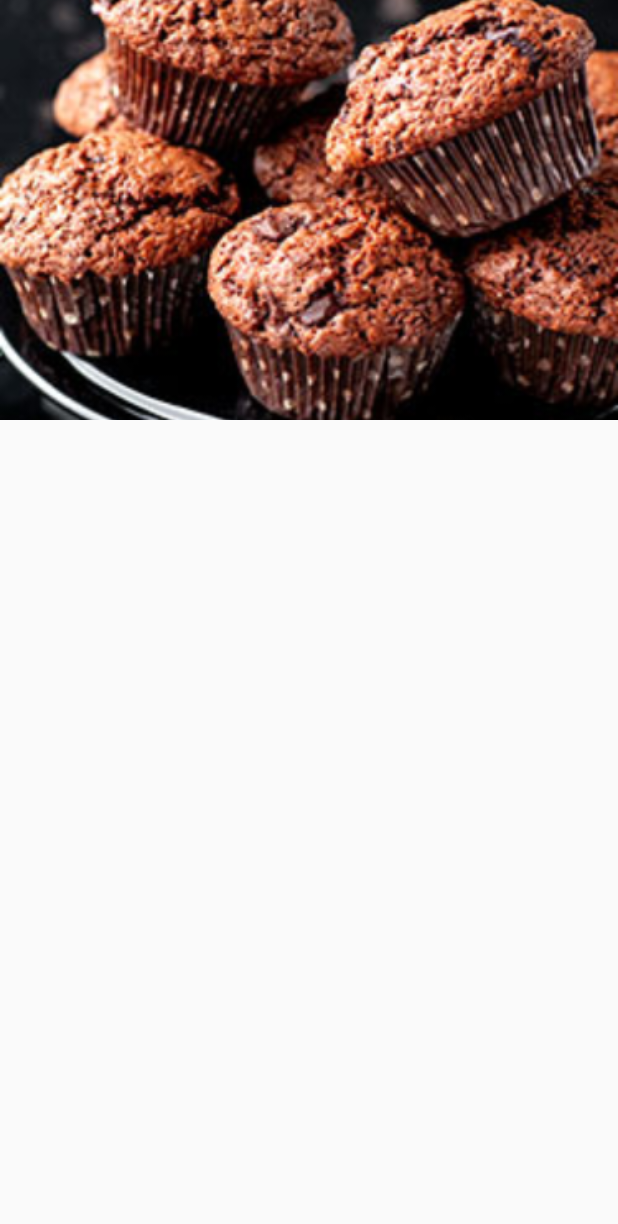
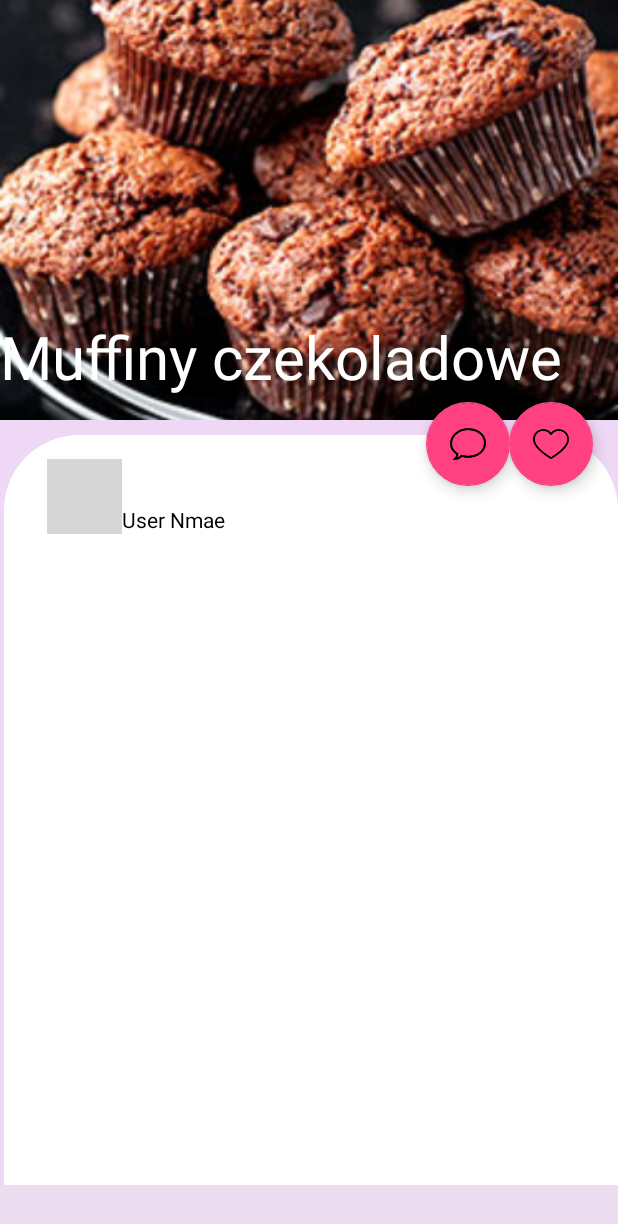
Before and after one commit to daria1703/Yummy, an Android app: the layout activity_recipe.xml on its own in the app's theme, with its tools: preview values and no code run, on a phone screen of 412 x 824 dp. Shown: the top 1224 px of the screen. Run offline under Robolectric (Android 15) with nearby library versions, the phone set to English and light mode, and no system bars; grey boxes are pictures that could not be loaded.

Commit message:
layoutprzepisu

```diff
--- /dev/null
+++ b/app/src/main/java/com/example/yummy/Recipe.java
@@ -0,0 +1,33 @@
+package com.example.yummy;
+
+import android.content.Intent;
+import android.os.Bundle;
+import android.widget.Button;
+import android.widget.ImageView;
+import android.widget.TextView;
+
+import androidx.appcompat.app.AppCompatActivity;
+
+
+
+public class Recipe extends AppCompatActivity {
+
+    ImageView imgae_od_dish;
+    TextView title_of_dish;
+    Button heart_btn;
+    Button comments_btn;
+
+    @Override
+    protected void onCreate(Bundle savedInstanceState) {
+        super.onCreate(savedInstanceState);
+        setContentView(R.layout.activity_recipe);
+
+        imgae_od_dish = findViewById(R.id.imgae_od_dish);
+        title_of_dish = findViewById(R.id.title_of_dish);
+        heart_btn = findViewById(R.id.heart_btn);
+        comments_btn = findViewById(R.id.comments_btn);
+
+    }
+
+
+}
--- a/app/src/main/java/com/example/yummy/StartScreen.java
+++ b/app/src/main/java/com/example/yummy/StartScreen.java
@@ -4,6 +4,7 @@ import androidx.appcompat.app.AppCompatActivity;
 import androidx.recyclerview.widget.LinearLayoutManager;
 import androidx.recyclerview.widget.RecyclerView;
 
+import android.content.Intent;
 import android.os.Bundle;
 import android.os.Handler;
 import android.widget.Toast;
@@ -47,14 +48,7 @@ public class StartScreen extends AppCompatActivity {
         items.add(new DynamicRVModel("Pizza"));
         items.add(new DynamicRVModel("Pizza"));
         items.add(new DynamicRVModel("Pizza"));
-        items.add(new DynamicRVModel("Pizza"));
-        items.add(new DynamicRVModel("Pizza"));
-        items.add(new DynamicRVModel("Pizza"));
-        items.add(new DynamicRVModel("Pizza"));
-        items.add(new DynamicRVModel("Pizza"));
-        items.add(new DynamicRVModel("Pizza"));
-        items.add(new DynamicRVModel("Pizza"));
-        items.add(new DynamicRVModel("Pizza"));
+
 
         RecyclerView drv = findViewById(R.id.rv2);
         drv.setLayoutManager(new LinearLayoutManager(this));
@@ -92,4 +86,6 @@ public class StartScreen extends AppCompatActivity {
         });
 
     }
+
+
 }
--- a/app/src/main/res/drawable/ic_heart.xml
+++ b/app/src/main/res/drawable/ic_heart.xml
@@ -2,8 +2,12 @@
     android:width="391.837dp"
     android:height="391.837dp"
     android:viewportWidth="391.837"
-    android:viewportHeight="391.837">
+    android:viewportHeight="391.837"
+
+    >
   <path
       android:pathData="M285.257,35.528c58.743,0.286 106.294,47.836 106.58,106.58c0,107.624 -195.918,214.204 -195.918,214.204S0,248.165 0,142.108c0,-58.862 47.717,-106.58 106.58,-106.58l0,0c36.032,-0.281 69.718,17.842 89.339,48.065C215.674,53.517 249.273,35.441 285.257,35.528z"
       android:fillColor="#D7443E"/>
+
+
 </vector>
--- /dev/null
+++ b/app/src/main/res/drawable/recipe_bg.xml
@@ -0,0 +1,9 @@
+<?xml version="1.0" encoding="utf-8"?>
+<shape xmlns:android="http://schemas.android.com/apk/res/android">
+
+    <solid android:color="#ffffff"/>
+    <corners android:topLeftRadius="50dp"
+        android:topRightRadius="50dp"/>
+
+
+</shape>
--- a/app/src/main/res/layout/activity_recipe.xml
+++ b/app/src/main/res/layout/activity_recipe.xml
@@ -1,57 +1,118 @@
 <?xml version="1.0" encoding="utf-8"?>
-<androidx.constraintlayout.widget.ConstraintLayout xmlns:android="http://schemas.android.com/apk/res/android"
+<ScrollView xmlns:android="http://schemas.android.com/apk/res/android"
     xmlns:app="http://schemas.android.com/apk/res-auto"
+    xmlns:tools="http://schemas.android.com/tools"
     android:layout_width="match_parent"
     android:layout_height="match_parent"
+    android:background="#EDDDF1"
+    tools:context=".StartScreen">
+
+    <?xml version="1.0" encoding="utf-8"?>
+
+    <androidx.constraintlayout.widget.ConstraintLayout
+
+        android:layout_width="match_parent"
+        android:layout_height="match_parent"
+        android:background="#EFD7F6"
         android:orientation="vertical">
 
-    <com.google.android.material.appbar.AppBarLayout
-        android:id="@+id/appbar"
-        android:layout_width="match_parent"
-        android:layout_height="280dp"
-        android:fitsSystemWindows="true"
-        android:theme="@style/AppTheme"
-        app:layout_constraintStart_toStartOf="parent"
-        app:layout_constraintTop_toTopOf="parent">
-
-        <com.google.android.material.appbar.CollapsingToolbarLayout
-            android:layout_width="match_parent"
-            android:layout_height="match_parent"
-            android:fitsSystemWindows="true"
-            app:contentScrim="?attr/colorPrimary"
-            app:layout_scrollFlags="scroll|snap|exitUntilCollapsed"
-            app:title="Babeczka z czekoladą"
-            android:id="@+id/collapsin_toolbar">
 
         <ImageView
+            android:id="@+id/imgae_od_dish"
             android:layout_width="412dp"
             android:layout_height="280dp"
             android:layout_gravity="center"
             android:scaleType="centerCrop"
             android:src="@drawable/muffiny_czekoladowe_00"
-                app:layout_collapseMode="parallax"/>
+            app:layout_collapseMode="parallax"
+            app:layout_constraintEnd_toEndOf="parent"
+            app:layout_constraintStart_toStartOf="parent"
+            app:layout_constraintTop_toTopOf="parent" />
 
-            <androidx.appcompat.widget.Toolbar
-                android:id="@+id/toolbar"
-                android:layout_width="match_parent"
-                android:layout_height="?attr/actionBarSize"
-                app:layout_collapseMode="pin"/>
+        <TextView
+            android:id="@+id/title_of_dish"
+            android:layout_width="wrap_content"
+            android:layout_height="wrap_content"
+            android:text="Muffiny czekoladowe"
+            android:textColor="@color/white"
+            android:textSize="40dp"
+            app:layout_constraintBottom_toBottomOf="parent"
+            app:layout_constraintEnd_toEndOf="parent"
+            app:layout_constraintHorizontal_bias="0.0"
+            app:layout_constraintStart_toStartOf="parent"
+            app:layout_constraintTop_toTopOf="parent"
+            app:layout_constraintVertical_bias="0.286" />
+
+        <com.google.android.material.floatingactionbutton.FloatingActionButton
+            android:id="@+id/heart_btn"
+            android:layout_width="wrap_content"
+            android:layout_height="wrap_content"
+            android:clickable="true"
+            app:layout_constraintBottom_toBottomOf="parent"
+            app:layout_constraintEnd_toEndOf="parent"
+            app:layout_constraintHorizontal_bias="0.954"
+            app:layout_constraintStart_toStartOf="parent"
+            app:layout_constraintTop_toTopOf="parent"
+            app:layout_constraintVertical_bias="0.365"
+            app:srcCompat="@drawable/ic_empty_heart"
+            tools:ignore="VectorDrawableCompat" />
+
+        <com.google.android.material.floatingactionbutton.FloatingActionButton
+            android:id="@+id/comments_btn"
+            android:layout_width="wrap_content"
+            android:layout_height="wrap_content"
+            android:clickable="true"
+            app:layout_constraintBottom_toBottomOf="parent"
+            app:layout_constraintEnd_toEndOf="parent"
+            app:layout_constraintHorizontal_bias="0.797"
+            app:layout_constraintStart_toStartOf="parent"
+            app:layout_constraintTop_toTopOf="parent"
+            app:layout_constraintVertical_bias="0.365"
+            app:srcCompat="@drawable/ic_speech_bubble"
+            tools:ignore="VectorDrawableCompat" />
+
+        <androidx.constraintlayout.widget.ConstraintLayout
+            android:layout_marginTop="290dp"
+            android:layout_width="409dp"
+            android:layout_height="500dp"
+            android:background="@drawable/recipe_bg"
+            android:orientation="vertical"
+            app:layout_constraintBottom_toBottomOf="parent"
+            app:layout_constraintEnd_toEndOf="parent"
+            app:layout_constraintHorizontal_bias="1.0"
+            app:layout_constraintStart_toStartOf="parent"
+            app:layout_constraintTop_toTopOf="parent"
+            app:layout_constraintVertical_bias="1.0">
 
 
+            <ImageView
+                android:id="@+id/icon_users"
+                android:layout_width="50dp"
+                android:layout_height="50dp"
+                app:layout_constraintBottom_toBottomOf="parent"
+                app:layout_constraintEnd_toEndOf="parent"
+                app:layout_constraintHorizontal_bias="0.08"
+                app:layout_constraintStart_toStartOf="parent"
+                app:layout_constraintTop_toTopOf="parent"
+                app:layout_constraintVertical_bias="0.035"
+                app:srcCompat="@drawable/ic_user"
+                tools:ignore="VectorDrawableCompat" />
+
+            <TextView
+                android:id="@+id/user_name"
+                android:layout_width="wrap_content"
+                android:layout_height="wrap_content"
+                android:text="User Nmae"
+                android:textColor="#000000"
+                app:layout_constraintBottom_toBottomOf="parent"
+                app:layout_constraintEnd_toEndOf="parent"
+                app:layout_constraintHorizontal_bias="0.0"
+                app:layout_constraintStart_toEndOf="@+id/icon_users"
+                app:layout_constraintTop_toTopOf="parent"
+                app:layout_constraintVertical_bias="0.097" />
+
+        </androidx.constraintlayout.widget.ConstraintLayout>
+    </androidx.constraintlayout.widget.ConstraintLayout>
 
 
-        </com.google.android.material.appbar.CollapsingToolbarLayout>
-
-    </com.google.android.material.appbar.AppBarLayout>
-
-    <ImageView
-        android:layout_width="412dp"
-        android:layout_height="280dp"
-        android:layout_gravity="center"
-        android:scaleType="centerCrop"
-        android:src="@drawable/muffiny_czekoladowe_00"
-        app:layout_collapseMode="parallax"/>
-
-
-
-</androidx.constraintlayout.widget.ConstraintLayout>
+</ScrollView>
```
Lines whose indentation alone changed are shown as unchanged.
